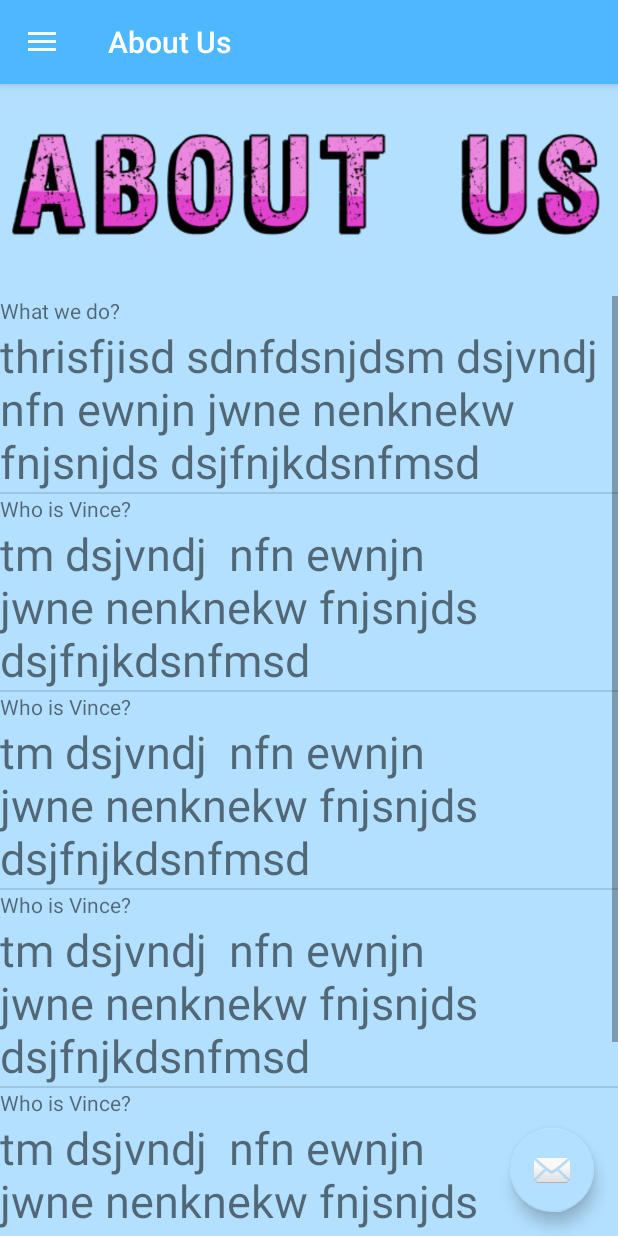
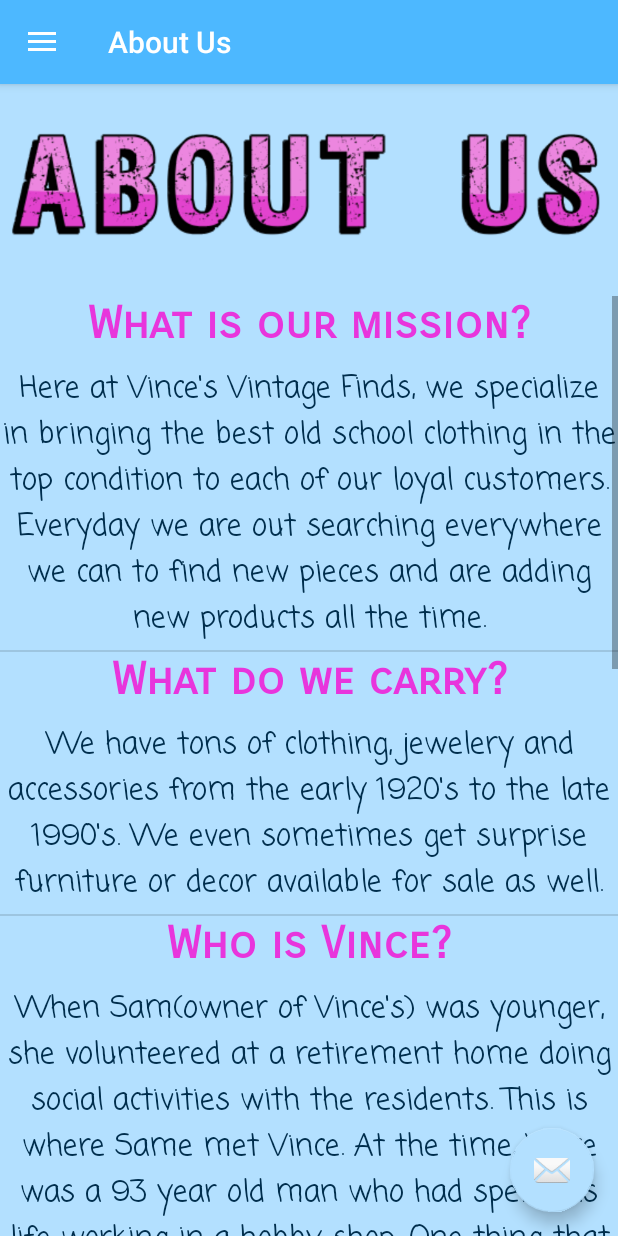
Before and after one commit to najiblitz/Android2FinalProject, an Android app: the screen it shows after launch (MainActivity), in the side drawer, after a tap on "About Us", on a phone screen of 412 x 824 dp. Run offline under Robolectric (Android 15) with nearby library versions, the phone set to English and light mode, and no system bars; our stand-ins replace navigation-ui.

Commit message:
Update About Us * Update all string values * Update stylings

```diff
--- a/app/src/main/java/com/example/android2finalproject/AboutUsFragment.java
+++ b/app/src/main/java/com/example/android2finalproject/AboutUsFragment.java
@@ -75,24 +75,18 @@ public class AboutUsFragment extends Fragment {
         final ListView listView = view.findViewById(R.id.aboutUsList);
         answer = view.findViewById(R.id.answer);
         ArrayList<AboutUsInfo> aboutUsInfoArrayList = new ArrayList<>();
-        aboutUsInfoArrayList.add(new AboutUsInfo("What we do?","thrisfjisd sdnfdsnjdsm dsjvndj  nfn ewnjn jwne nenknekw fnjsnjds dsjfnjkdsnfmsd "));
-        aboutUsInfoArrayList.add(new AboutUsInfo("Who is Vince?","tm dsjvndj  nfn ewnjn jwne nenknekw fnjsnjds dsjfnjkdsnfmsd "));
-        aboutUsInfoArrayList.add(new AboutUsInfo("Who is Vince?","tm dsjvndj  nfn ewnjn jwne nenknekw fnjsnjds dsjfnjkdsnfmsd "));
-        aboutUsInfoArrayList.add(new AboutUsInfo("Who is Vince?","tm dsjvndj  nfn ewnjn jwne nenknekw fnjsnjds dsjfnjkdsnfmsd "));
-        aboutUsInfoArrayList.add(new AboutUsInfo("Who is Vince?","tm dsjvndj  nfn ewnjn jwne nenknekw fnjsnjds dsjfnjkdsnfmsd "));
-        aboutUsInfoArrayList.add(new AboutUsInfo("Where do we find our items?","thridnfdsnjdsm dsjvndj  nfn fdksfjisjdfjsd vdsjf djf sdv ewnjn jwne nenknekw fnjsnjds dsjfnjkdsnfmsd "));
-//        ArrayAdapter arrayAdapter = new ArrayAdapter(getContext(), android.R.layout.simple_list_item_1, aboutUsInfoArrayList);
-        listView.setAdapter(new CustomListViewAdapter(getContext(),aboutUsInfoArrayList));
-//        listView.setOnItemClickListener(new AdapterView.OnItemClickListener() {
-//            @Override
-//            public void onItemClick(AdapterView<?> parent, View view, int position, long id) {
-//                Log.d("NOTHING", "" + position);
-//                answer.setText(((AboutUsInfo)listView.getItemAtPosition(position)).getAnswer());
-//            }
-//        });
+
+        //(getResources().getStringArray(R.array.questions))
+        aboutUsInfoArrayList.add(new AboutUsInfo("" + getResources().getString(R.string.question1), "" + getResources().getString(R.string.answer1)));
+        aboutUsInfoArrayList.add(new AboutUsInfo("" + getResources().getString(R.string.question2), "" + getResources().getString(R.string.answer2)));
+        aboutUsInfoArrayList.add(new AboutUsInfo("" + getResources().getString(R.string.question3), "" + getResources().getString(R.string.answer3)));
+        aboutUsInfoArrayList.add(new AboutUsInfo("" + getResources().getString(R.string.question4), "" + getResources().getString(R.string.answer4)));
+        aboutUsInfoArrayList.add(new AboutUsInfo("" + getResources().getString(R.string.question5), "" + getResources().getString(R.string.answer5)));
+        aboutUsInfoArrayList.add(new AboutUsInfo("" + getResources().getString(R.string.question6), "" + getResources().getString(R.string.answer6)));
+        listView.setAdapter(new CustomListViewAdapter(getContext(), aboutUsInfoArrayList));
+
         return view;
     }
-
 
     public class CustomListViewAdapter extends ArrayAdapter<AboutUsInfo>{
 
--- a/app/src/main/java/com/example/android2finalproject/ContactFragment.java
+++ b/app/src/main/java/com/example/android2finalproject/ContactFragment.java
@@ -107,14 +107,16 @@ public class ContactFragment extends Fragment {
             }
         });
 
-        ImageButton phonePic = view.findViewById(R.id.phoneButton);
-        phonePic.setOnClickListener(new View.OnClickListener() {
+        ImageButton phoneButton = view.findViewById(R.id.phoneButton);
+        phoneButton.setOnClickListener(new View.OnClickListener() {
             @Override
             public void onClick(View v) {
                 Uri number = Uri.parse("tel:5195559090");
                 Intent intent = new Intent(Intent.ACTION_CALL, number);
                 if(intent.resolveActivity(getActivity().getPackageManager()) != null){
                     startActivity(intent);
+                } else {
+                    Snackbar.make(getView(), "No app installed", Snackbar.LENGTH_SHORT).show();
                 }
             }
         });
--- a/app/src/main/java/com/example/android2finalproject/SettingsFragment.java
+++ b/app/src/main/java/com/example/android2finalproject/SettingsFragment.java
@@ -1,12 +1,18 @@
 package com.example.android2finalproject;
 
+import android.content.Intent;
+import android.net.Uri;
 import android.os.Bundle;
 
 import androidx.fragment.app.Fragment;
+import androidx.navigation.Navigation;
 
 import android.view.LayoutInflater;
 import android.view.View;
 import android.view.ViewGroup;
+import android.widget.ImageButton;
+
+import com.google.android.material.snackbar.Snackbar;
 
 /**
  * A simple {@link Fragment} subclass.
@@ -59,6 +65,18 @@ public class SettingsFragment extends Fragment {
     public View onCreateView(LayoutInflater inflater, ViewGroup container,
                              Bundle savedInstanceState) {
         // Inflate the layout for this fragment
-        return inflater.inflate(R.layout.fragment_settings, container, false);
+        final View view = inflater.inflate(R.layout.fragment_settings, container, false);
+        ImageButton creditsButton = view.findViewById(R.id.creditsButton);
+        creditsButton.setOnClickListener(new View.OnClickListener() {
+            @Override
+            public void onClick(View v) {
+                Navigation.findNavController(view)
+                        .navigate(R.id.action_settingsFragment_to_creditsFragment);
+            }
+        });
+
+        return view;
     }
+
+
 }
--- a/app/src/main/res/layout/fragment_settings.xml
+++ b/app/src/main/res/layout/fragment_settings.xml
@@ -15,7 +15,7 @@
         android:src="@drawable/settings" />
 
     <ImageButton
-        android:id="@+id/shareButton"
+        android:id="@+id/creditsButton"
         android:layout_width="wrap_content"
         android:layout_height="wrap_content"
         android:layout_gravity="center"
--- a/app/src/main/res/layout/listview_about_us.xml
+++ b/app/src/main/res/layout/listview_about_us.xml
@@ -1,20 +1,32 @@
 <?xml version="1.0" encoding="utf-8"?>
 <LinearLayout
-    xmlns:android="http://schemas.android.com/apk/res/android" android:layout_width="match_parent"
+    xmlns:android="http://schemas.android.com/apk/res/android"
+    android:layout_width="match_parent"
+    android:layout_height="match_parent"
     android:orientation="vertical"
-    android:layout_height="match_parent" >
+    android:background="@color/colorAccent" >
 
 
     <TextView
         android:id="@+id/question"
         android:layout_width="match_parent"
         android:layout_height="wrap_content"
-        android:text="TextView" />
+        android:fontFamily="sans-serif-smallcaps"
+        android:text="TextView"
+        android:textAlignment="center"
+        android:textColor="@color/pinkText"
+        android:textSize="30sp"
+        android:textStyle="bold" />
 
     <TextView
         android:id="@+id/answer"
         android:layout_width="match_parent"
         android:layout_height="wrap_content"
+        android:layout_marginTop="10dp"
+        android:layout_marginBottom="5dp"
+        android:fontFamily="casual"
         android:text="TextView"
-        android:textSize="30sp" />
+        android:textAlignment="center"
+        android:textColor="@color/darkText"
+        android:textSize="20sp" />
 </LinearLayout>
--- a/app/src/main/res/navigation/mobile_navigation.xml
+++ b/app/src/main/res/navigation/mobile_navigation.xml
@@ -33,8 +33,8 @@
     <fragment
         android:id="@+id/nav_settings"
         android:name="com.example.android2finalproject.SettingsFragment"
-        android:label="fragment_settings"
-        tools:layout="@layout/fragment_settings" >
+        android:label="@string/menu_settings"
+        tools:layout="@layout/fragment_settings">
         <action
             android:id="@+id/action_settingsFragment_to_creditsFragment"
             app:destination="@id/nav_credits"
@@ -44,7 +44,7 @@
     <fragment
         android:id="@+id/nav_credits"
         android:name="com.example.android2finalproject.CreditsFragment"
-        android:label="fragment_credits"
+        android:label="@string/creditsTitle"
         tools:layout="@layout/fragment_credits" />
 
 </navigation>
--- a/app/src/main/res/values/colors.xml
+++ b/app/src/main/res/values/colors.xml
@@ -4,4 +4,5 @@
     <color name="colorPrimaryDark">#007acc</color>
     <color name="colorAccent">#b3e0ff</color>
     <color name="darkText">#002e4d</color>
+    <color name="pinkText">#e835dc</color>
 </resources>
--- a/app/src/main/res/values/strings.xml
+++ b/app/src/main/res/values/strings.xml
@@ -36,13 +36,32 @@
 
     // About Us
 
+    <string name="question1">What is our mission?</string>
+    <string name="answer1">Here at <i><b>Vince\'s Vintage Finds</b></i>, we specialize in bringing the best old school clothing in the top condition to each of our loyal customers. Everyday we are out searching everywhere we can to find new pieces and are adding new products all the time.</string>
+    <string name="question2">What do we carry?</string>
+    <string name="answer2">We have tons of clothing, jewelery and accessories from the early 1920\'s to the late 1990\'s. We even sometimes get surprise furniture or decor available for sale as well.</string>
+    <string name="question3">Who is Vince?</string>
+    <string name="answer3">When Sam(owner of Vince\'s) was younger, she volunteered at a retirement home doing social activities with the residents. This is where Same met Vince. At the time, Vince was a 93 year old man who had spent his life working in a hobby shop. One thing that made Vince stand out was his fashion. He always had every piece of his outfit very thought out, and everything, even down to his socks matched perfect. He wore a lot of clothing he had from when he was younger. Much of his clothing was from around the 1940s. Since his clothes were so old, they weren\'t in the best condition. Sam decided to buy Vince a new outfit, and so she was off to search. This is when Sam first fell in love with vintage styles.</string>
+    <string name="question4">How do we find what we sell?</string>
+    <string name="answer4">Everyday we have employees out looking for new finds! We search yard sales, online, community sale pages and more! Not only to we actively search, we also are always looking to buy items off our customers. Have something you no longer wear and want to change it for something new? Bring it in and we will work with you on an offer so we end up with a new find and you end up with a new look!</string>
+    <string name="question5">What are our hours?</string>
+    <string name="answer5">We are open Monday through Saturday from 9am-8pm, and Sundays 11am-4pm</string>
+    <string name="question6">What are we doing to keep up with Covid?</string>
+    <string name="answer6">Here at Vince\'s we take all Covid regulations set by our government seriously. We ask that while you are in our store, you please where a mask and keep up with social distancing protocols. We also have sanitizer available throughout the store. As a precaution though, for the time being, our dressing rooms will be closed!</string>
+
     // Deals
 
     // New Products
 
+    // Settings
+
+    <string name="creditsTitle">Credits</string>
     // Credits
 
     <string name="creditContent">CREDITS GO HERE</string>
+
+                // Pictures Used
+            <string name="womens_clothing">Image by <a href="https://pixabay.com/users/counselling-440107/?utm_source=link-attribution&amp;utm_medium=referral&amp;utm_campaign=image&amp;utm_content=483833">Ulrike Mai</a> from <a href="https://pixabay.com/?utm_source=link-attribution&amp;utm_medium=referral&amp;utm_campaign=image&amp;utm_content=483833">Pixabay</a></string>
 
 
     <!-- TODO: Remove or change this placeholder text -->
```
